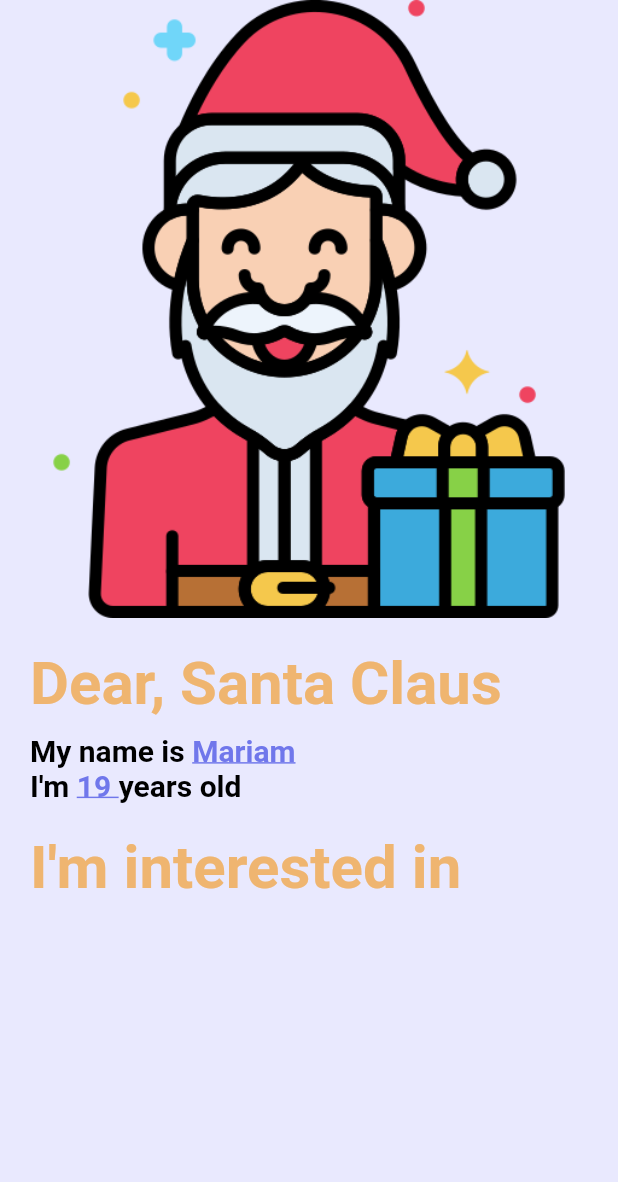
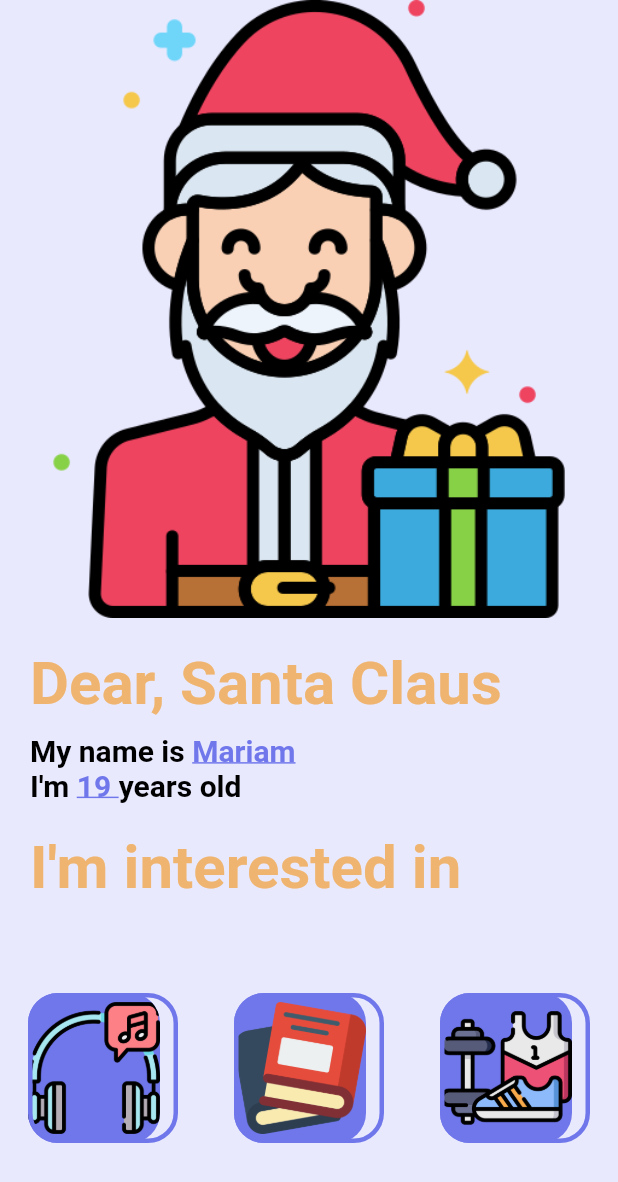
Before and after one commit to KS9004/beautiful_ui, a Flutter app: the SecondScreen screen opened directly, on a phone screen of 412 x 824 dp. Shown: the top 1182 px of the screen. Run offline on Flutter 3.47's test engine with Material 2 defaults, Android fonts, the phone set to English and light mode, and no system bars; our stand-ins replace google_fonts; Roboto replaces fonts that are missing (Solway).

Commit message:
added bottom button

```diff
--- a/lib/home_page2.dart
+++ b/lib/home_page2.dart
@@ -1,4 +1,5 @@
 import 'package:flutter/material.dart';
+import 'dart:math';
 
 class SecondScreen extends StatefulWidget {
   @override
@@ -84,6 +85,27 @@ class _SecondScreenState extends State<SecondScreen> {
                     fontSize: 40.0,
                     fontWeight: FontWeight.bold),
               ),
+            ),
+            SizedBox(
+              height: 60.0,
+            ),
+            Row(
+              mainAxisAlignment: MainAxisAlignment.spaceAround,
+              mainAxisSize: MainAxisSize.max,
+              children: [
+                StackWidget(
+                  name: "Music",
+                  image: "assets/headphones.png",
+                ),
+                StackWidget(
+                  name: "Music",
+                  image: "assets/book.png",
+                ),
+                StackWidget(
+                  name: "Music",
+                  image: "assets/sport.png",
+                ),
+              ],
             )
           ],
         ),
@@ -91,3 +113,40 @@ class _SecondScreenState extends State<SecondScreen> {
     );
   }
 }
+
+class StackWidget extends StatelessWidget {
+  StackWidget({this.name, this.image});
+  final String name;
+  final String image;
+
+  @override
+  Widget build(BuildContext context) {
+    return Stack(children: [
+      Container(
+        height: 100.0,
+        decoration: BoxDecoration(
+          borderRadius: BorderRadius.circular(20.0),
+          color: Color(0xff7077eb),
+          image: DecorationImage(image: AssetImage(image), fit: BoxFit.contain),
+        ),
+        child: MaterialButton(
+          onPressed: null,
+        ),
+      ),
+      Transform.rotate(
+        angle: -pi / 2.0,
+        child: Container(
+          height: 100.0,
+          width: 100.0,
+          child: OutlineButton(
+              borderSide: BorderSide(color: Color(0xff7077eb), width: 3.0),
+              onPressed: () {},
+              shape: new RoundedRectangleBorder(
+                side: BorderSide(color: Color(0xff7077eb)),
+                borderRadius: new BorderRadius.circular(20.0),
+              )),
+        ),
+      ),
+    ]);
+  }
+}
```
Also changed, not shown: assets/headphone1.png (added).
